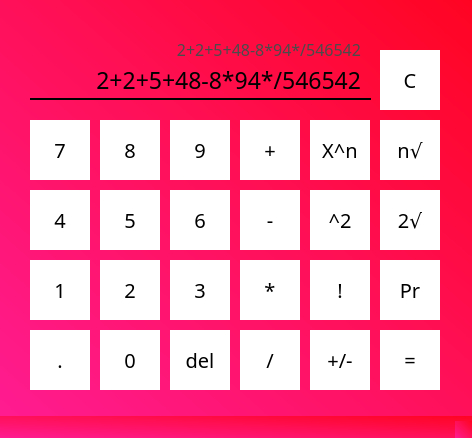
Old version of the form src/res/calc.ui in the repository xmarshka/ivs_project_2_SIGSEGV.
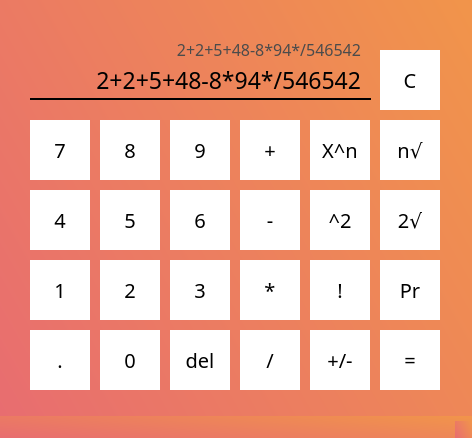
New version of the form.

```diff
--- a/src/res/calc.ui
+++ b/src/res/calc.ui
@@ -20,7 +20,7 @@
    <string>Calc</string>
   </property>
   <property name="styleSheet">
-   <string notr="true">background-color: qlineargradient(spread:pad, x1:1, y1:0, x2:0, y2:1, stop:0 rgba(255, 4, 34, 255), stop:1 rgba(255, 28, 145, 255));</string>
+   <string notr="true">background-color: qlineargradient(spread:pad, x1:1, y1:0, x2:0, y2:1, x1:2, y1:0, stop:0 rgba(247, 175, 49, 255), stop:1 rgba(232, 109, 112, 255), stop:2 rgba(223, 74, 145, 255));</string>
   </property>
   <widget class="QWidget" name="centralwidget">
    <widget class="QPushButton" name="mSquared">
```
